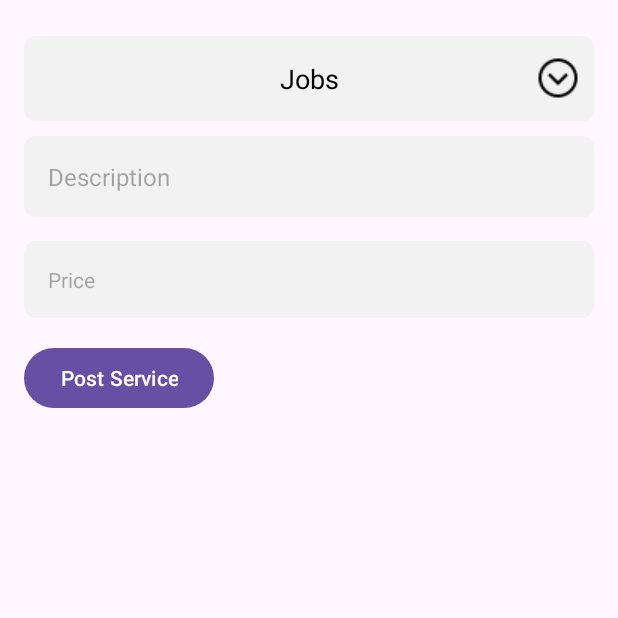
After one commit to sulaiman-muhammad/RentAHelp, an Android app: the ServicePostingActivity screen opened directly, with no data from a screen before it, on a phone screen of 412 x 824 dp, the top half of it. The commit adds this screen. Run offline under Robolectric (Android 15) with nearby library versions, the light colour scheme and no system bars; our stand-ins replace Firebase (no records; nobody signed in at launch, a user with empty details on screens opened directly).

Commit message:
Post and browsing done

```diff
--- a/app/build.gradle.kts
+++ b/app/build.gradle.kts
@@ -35,6 +35,7 @@ dependencies {
     implementation("com.google.android.material:material:1.10.0")
     implementation("androidx.constraintlayout:constraintlayout:2.1.4")
     implementation("com.google.firebase:firebase-auth:22.2.0")
+    implementation("com.google.firebase:firebase-database:20.3.0")
     testImplementation("junit:junit:4.13.2")
     androidTestImplementation("androidx.test.ext:junit:1.1.5")
     androidTestImplementation("androidx.test.espresso:espresso-core:3.5.1")
--- a/app/src/main/java/com/example/rentahelp/LoginActivity.java
+++ b/app/src/main/java/com/example/rentahelp/LoginActivity.java
@@ -50,7 +50,7 @@ public class LoginActivity extends AppCompatActivity {
                     .addOnCompleteListener(task -> {
                         if (task.isSuccessful()) {
                             progressBar.setVisibility(View.GONE);
-                            Intent intent = new Intent(getApplicationContext(), MainActivity.class);
+                            Intent intent = new Intent(getApplicationContext(), ServicePostingActivity.class);
                             startActivity(intent);
                             finish();
                         } else {
--- /dev/null
+++ b/app/src/main/java/com/example/rentahelp/ServicePostingActivity.java
@@ -0,0 +1,132 @@
+package com.example.rentahelp;
+
+import androidx.appcompat.app.AppCompatActivity;
+
+import android.content.Intent;
+import android.os.Bundle;
+import android.text.Spanned;
+import android.view.View;
+import android.widget.AdapterView;
+import android.widget.Button;
+import android.widget.EditText;
+import android.widget.ArrayAdapter;
+import android.widget.Spinner;
+import android.text.InputFilter;
+
+import com.google.firebase.FirebaseApp;
+import com.google.firebase.database.DatabaseReference;
+import com.google.firebase.database.FirebaseDatabase;
+
+public class ServicePostingActivity extends AppCompatActivity {
+
+    private EditText title_post;
+    private EditText description_post;
+    private EditText price_post;
+
+    @Override
+    protected void onCreate(Bundle savedInstanceState) {
+        super.onCreate(savedInstanceState);
+        setContentView(R.layout.activity_service_posting);
+
+        FirebaseApp.initializeApp(this);
+        FirebaseDatabase.getInstance().setPersistenceEnabled(true); // Enable disk persistence if needed
+
+        FirebaseDatabase database = FirebaseDatabase.getInstance();
+        DatabaseReference servicesReference = database.getReference("Services");
+
+        // Find the Spinner by its ID
+        Spinner titleSpinner = findViewById(R.id.titleSpinner);
+
+// Create a custom ArrayAdapter with the custom layout
+        ArrayAdapter<CharSequence> adapter = new ArrayAdapter<CharSequence>(
+                this,
+                R.layout.custom_spinner_item, // The custom layout for the Spinner items
+                R.id.customSpinnerItemText,   // The TextView in the custom layout
+                getResources().getTextArray(R.array.title_options)
+        );
+
+// Apply the custom adapter to the Spinner
+        titleSpinner.setAdapter(adapter);
+
+
+
+        // Find the Spinner by its ID
+//        Spinner titleSpinner = findViewById(R.id.titleSpinner);
+
+        // Create an ArrayAdapter using the string array from resources
+//        ArrayAdapter<CharSequence> adapter = ArrayAdapter.createFromResource(this, R.array.title_options, android.R.layout.simple_spinner_item);
+
+        // Specify the layout to use when the list of choices appears
+//        adapter.setDropDownViewResource(android.R.layout.simple_spinner_dropdown_item);
+
+        // Apply the adapter to the spinner
+//        titleSpinner.setAdapter(adapter);
+
+        // Set the initial selection to the second item (position 1)
+//        titleSpinner.setSelection(0); // Change 1 to the desired position
+
+        // Optional: Set an OnItemSelectedListener to respond to user selections
+        titleSpinner.setOnItemSelectedListener(new AdapterView.OnItemSelectedListener() {
+            @Override
+            public void onItemSelected(AdapterView<?> parentView, View selectedItemView, int position, long id) {
+                // Handle the selected item
+                String selectedTitle = parentView.getItemAtPosition(position).toString();
+                // Do something with the selectedTitle
+            }
+
+            @Override
+            public void onNothingSelected(AdapterView<?> parentView) {
+                // Do nothing
+            }
+        });
+        description_post= findViewById(R.id.editTextDescription);
+        price_post = findViewById(R.id.editTextPrice);
+        price_post.setFilters(new InputFilter[] {
+                new InputFilter() {
+                    @Override
+                    public CharSequence filter(CharSequence source, int start, int end, Spanned dest, int dstart, int dend) {
+                        // Define a regular expression to match only numeric characters
+                        String regex = "^[0-9]+";
+
+                        // Check if the input matches the regular expression
+                        if (source.toString().matches(regex)) {
+                            return null; // Accept the input
+                        } else {
+                            return ""; // Reject the input (no character/string)
+                        }
+                    }
+                }
+        });
+        Button postButton = findViewById(R.id.buttonPost1);
+
+        postButton.setOnClickListener(new View.OnClickListener() {
+            @Override
+            public void onClick(View view) {
+                // Get user input
+                String title = title_post.getText().toString().trim();
+                String description = description_post.getText().toString().trim();
+                double price = Double.parseDouble(price_post.getText().toString());
+
+                // Create a new service object
+//                Service service = new Service(title, description, price);
+
+                Service service = new Service();
+                FirebaseDatabase database = FirebaseDatabase.getInstance();
+                DatabaseReference servicesRef = database.getReference("Services");
+
+                // Push (create) a new service entry in the database
+                String serviceKey = servicesRef.push().getKey();
+                servicesRef.child(serviceKey).setValue(service);
+
+                // Save the service to the Firebase database
+//                DatabaseReference databaseReference = FirebaseDatabase.getInstance().getReference("Services");
+//                String serviceId = databaseReference.push().getKey(); // Generate a unique ID for the service
+////                databaseReference.child(serviceId).setValue(service);
+//                servicesReference.push().setValue(service);
+                // Redirect to the service browsing activity or other actions
+//                startActivity(new Intent(ServicePostingActivity.this, MainActivity.class));
+//                finish();
+            }
+        });
+    }
+}
--- /dev/null
+++ b/app/src/main/res/drawable/custom_spinner_background.xml
@@ -0,0 +1,12 @@
+<?xml version="1.0" encoding="utf-8"?>
+<layer-list xmlns:android="http://schemas.android.com/apk/res/android">
+    <item>
+        <shape android:shape="rectangle">
+            <solid android:color="#F2F2F2" /> <!-- Set your desired background color -->
+            <corners android:radius="8dp" /> <!-- Set your desired corner radius -->
+        </shape>
+    </item>
+    <item android:right="8dp">
+        <bitmap android:gravity="end" android:src="@drawable/dropdown_icon" /> <!-- Customize the drop-down icon -->
+    </item>
+</layer-list>
--- /dev/null
+++ b/app/src/main/res/drawable/edittext_background.xml
@@ -0,0 +1,5 @@
+<!-- res/drawable/edittext_background.xml -->
+<shape xmlns:android="http://schemas.android.com/apk/res/android">
+    <solid android:color="#F2F2F2" /> <!-- Background color -->
+    <corners android:radius="8dp" /> <!-- Corner radius (adjust as needed) -->
+</shape>
--- /dev/null
+++ b/app/src/main/res/layout/activity_service_posting.xml
@@ -0,0 +1,54 @@
+<?xml version="1.0" encoding="utf-8"?>
+<LinearLayout xmlns:android="http://schemas.android.com/apk/res/android"
+    xmlns:app="http://schemas.android.com/apk/res-auto"
+    xmlns:tools="http://schemas.android.com/tools"
+    android:layout_width="match_parent"
+    android:layout_height="match_parent"
+    android:orientation="vertical"
+    android:padding="16dp"
+    tools:context=".ServicePostingActivity">
+
+    <Spinner
+        android:id="@+id/titleSpinner"
+        android:layout_width="match_parent"
+        android:layout_height="wrap_content"
+        android:layout_marginTop="8dp"
+        android:layout_marginBottom="10dp"
+        android:spinnerMode="dropdown"
+        android:background="@drawable/custom_spinner_background"
+        android:entries="@array/title_options"
+        android:dropDownWidth="match_parent"
+        android:popupBackground="#FFFFFF"
+        android:prompt="@string/choose_title"
+        android:layoutDirection="ltr"
+        android:layout_alignParentEnd="true" />
+
+    <EditText
+        android:id="@+id/editTextDescription"
+        style="@style/Description_Style"
+        android:layout_width="match_parent"
+        android:layout_height="wrap_content"
+        android:hint="Description" />
+
+    <Space
+        android:layout_width="match_parent"
+        android:layout_height="16dp" />
+
+    <EditText
+        android:id="@+id/editTextPrice"
+        style="@style/Price_Style"
+        android:layout_width="match_parent"
+        android:layout_height="wrap_content"
+        android:hint="Price" />
+
+    <Space
+        android:layout_width="match_parent"
+        android:layout_height="16dp" />
+
+    <Button
+        android:id="@+id/buttonPost1"
+        android:layout_width="wrap_content"
+        android:layout_height="wrap_content"
+        android:text="Post Service" />
+
+</LinearLayout>
--- /dev/null
+++ b/app/src/main/res/layout/custom_spinner_item.xml
@@ -0,0 +1,18 @@
+<?xml version="1.0" encoding="utf-8"?>
+<LinearLayout
+    xmlns:android="http://schemas.android.com/apk/res/android"
+    android:layout_width="match_parent"
+    android:layout_height="wrap_content"
+    android:orientation="vertical"
+    android:padding="8dp">
+
+    <TextView
+        android:id="@+id/customSpinnerItemText"
+        android:layout_width="match_parent"
+        android:layout_height="wrap_content"
+        android:textSize="18sp"
+        android:textColor="#000000"
+        android:gravity="center"
+        android:padding="8dp" />
+
+</LinearLayout>
--- /dev/null
+++ b/app/src/main/res/values/Styles.xml
@@ -0,0 +1,21 @@
+<resources>
+    <!-- Style for title EditText -->
+    <style name="Description_Style">
+        <item name="android:background">@drawable/edittext_background</item>
+        <item name="android:layout_width">match_parent</item>
+        <item name="android:layout_height">wrap_content</item>
+        <item name="android:padding">16dp</item>
+        <item name="android:textSize">16sp</item>
+        <item name="android:textColor">#000000</item>
+    </style>
+
+    <!-- Style for description EditText -->
+    <style name="Price_Style">
+        <item name="android:background">@drawable/edittext_background</item>
+        <item name="android:layout_width">match_parent</item>
+        <item name="android:layout_height">wrap_content</item>
+        <item name="android:padding">16dp</item>
+        <item name="android:textSize">14sp</item>
+        <item name="android:textColor">#333333</item>
+    </style>
+</resources>
--- /dev/null
+++ b/app/src/main/res/values/array.xml
@@ -0,0 +1,10 @@
+<?xml version="1.0" encoding="utf-8"?>
+<resources>
+    <array name="title_options">
+        <item>Jobs</item>
+        <item>Option 1</item>
+        <item>Option 2</item>
+        <item>Option 3</item>
+        <!-- Add more predefined options as needed -->
+    </array>
+</resources>
--- a/app/src/main/res/values/strings.xml
+++ b/app/src/main/res/values/strings.xml
@@ -8,4 +8,5 @@
     <string name="account_not_exists_text">Don\'t have an account?</string>
     <string name="login_now_text">Login Now</string>
     <string name="register_now_text">Register Now</string>
+    <string name="choose_title">Services</string>
 </resources>
--- a/build.gradle.kts
+++ b/build.gradle.kts
@@ -6,4 +6,5 @@ buildscript {
 // Top-level build file where you can add configuration options common to all sub-projects/modules.
 plugins {
     id("com.android.application") version "8.1.1" apply false
+
 }
```
Also changed, not shown: app/src/main/AndroidManifest.xml (+9 -0 lines), app/src/main/java/com/example/rentahelp/Service.java (added, +51 -0 lines), app/src/main/java/com/example/rentahelp/ServiceAdapter.java (added, +55 -0 lines), app/src/main/java/com/example/rentahelp/ServiceBrowsingActivity.java (added, +54 -0 lines), app/src/main/res/layout/activity_service_browsing.xml (added, +16 -0 lines), app/src/main/res/layout/item_service.xml (added, +32 -0 lines), app/src/main/res/drawable/dropdown_icon.png (added).
